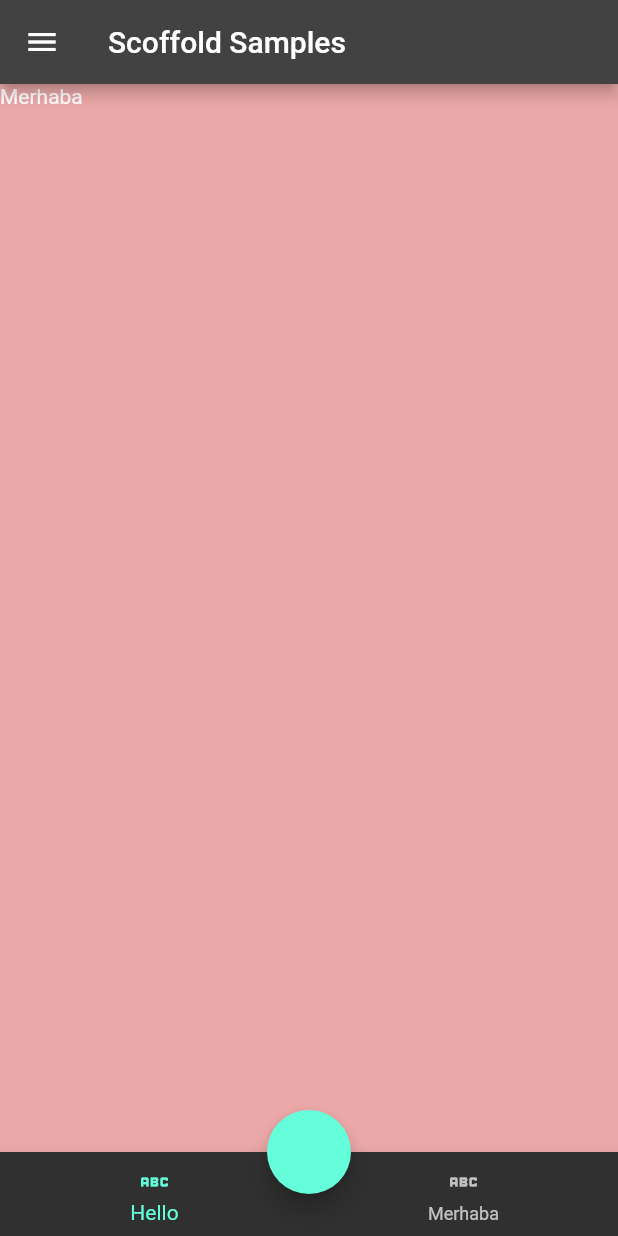
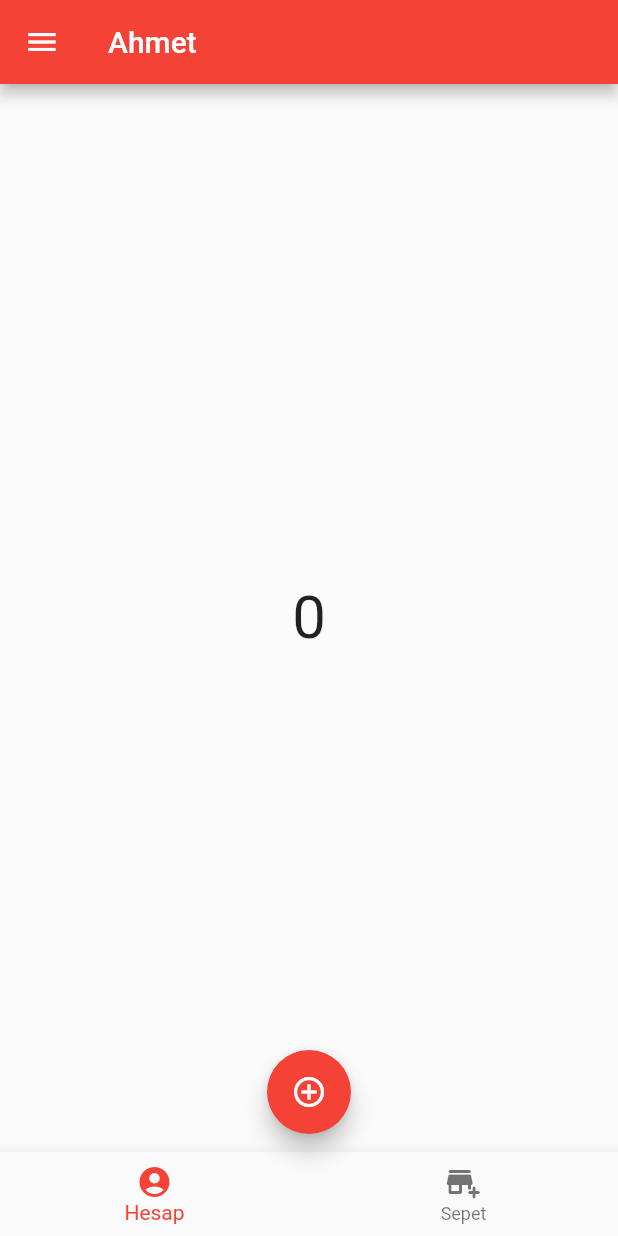
Before and after one commit to ahmetcakr/flutter_full_learn, a Flutter app: the screen it shows after launch, on a phone screen of 412 x 824 dp. Run offline on Flutter 3.47's test engine with Material 2 defaults, Android fonts, the phone set to English and light mode, and no system bars.

Commit message:
trying in the morning

```diff
--- /dev/null
+++ b/lib/101/trying.dart
@@ -0,0 +1,42 @@
+import 'package:flutter/material.dart';
+
+class DenemeApp extends StatefulWidget {
+  const DenemeApp({Key? key}) : super(key: key);
+
+  @override
+  State<DenemeApp> createState() => _DenemeAppState();
+}
+
+class _DenemeAppState extends State<DenemeApp> {
+  int sayi = 0;
+
+  @override
+  Widget build(BuildContext context) {
+    return Scaffold(
+        appBar: AppBar(
+          title: const Text('Ahmet'),
+        ),
+        body: Center(
+            child: Text(
+          sayi.toString(),
+          style: const TextStyle(fontSize: 40),
+        )),
+        drawer: Drawer(
+            child: Column(
+          children: const [Text('data')],
+        )),
+        bottomNavigationBar: BottomNavigationBar(items: const [
+          BottomNavigationBarItem(
+              icon: Icon(Icons.account_circle), label: 'Hesap'),
+          BottomNavigationBarItem(
+              icon: Icon(Icons.add_business_rounded), label: 'Sepet')
+        ]),
+        floatingActionButton: FloatingActionButton(
+            onPressed: () => setState(() {
+                  sayi++;
+                }),
+            child: const Icon(Icons.add_circle_outline_sharp)),
+        floatingActionButtonLocation:
+            FloatingActionButtonLocation.miniCenterFloat);
+  }
+}
--- a/lib/main.dart
+++ b/lib/main.dart
@@ -1,5 +1,5 @@
 import 'package:flutter/material.dart';
-import 'package:flutter_full_learn/101/scaffold_learn.dart';
+import 'package:flutter_full_learn/101/trying.dart';
 
 void main() {
   runApp(const MyApp()); // AliDayı
@@ -18,8 +18,8 @@ class MyApp extends StatelessWidget {
       title: 'Flutter Demo',
       // title uygulamamızın ismi diyebiliriz.
       // androidtte uygulamayı arkaplana aldığımızda üstünde çıkan isim
-      theme: ThemeData.dark(),
-      home: const ScaffoldLearnView(),
+      theme: ThemeData(primarySwatch: Colors.red),
+      home: const DenemeApp(),
     );
   }
 }
```
Also changed, not shown: 1 other file.
